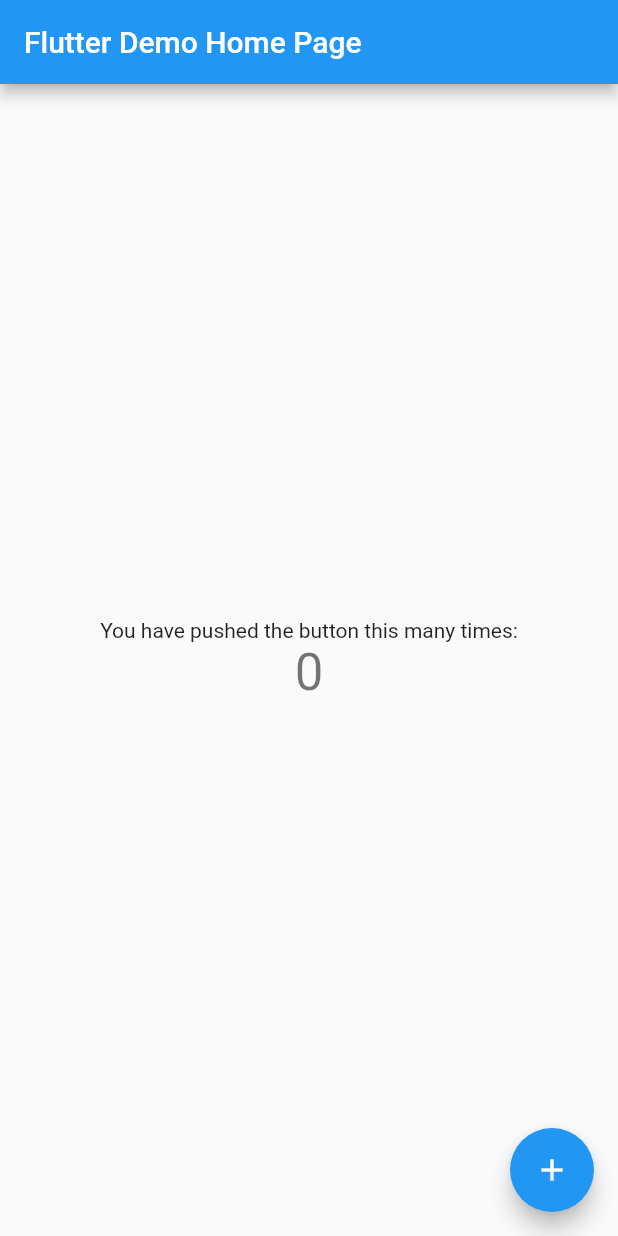
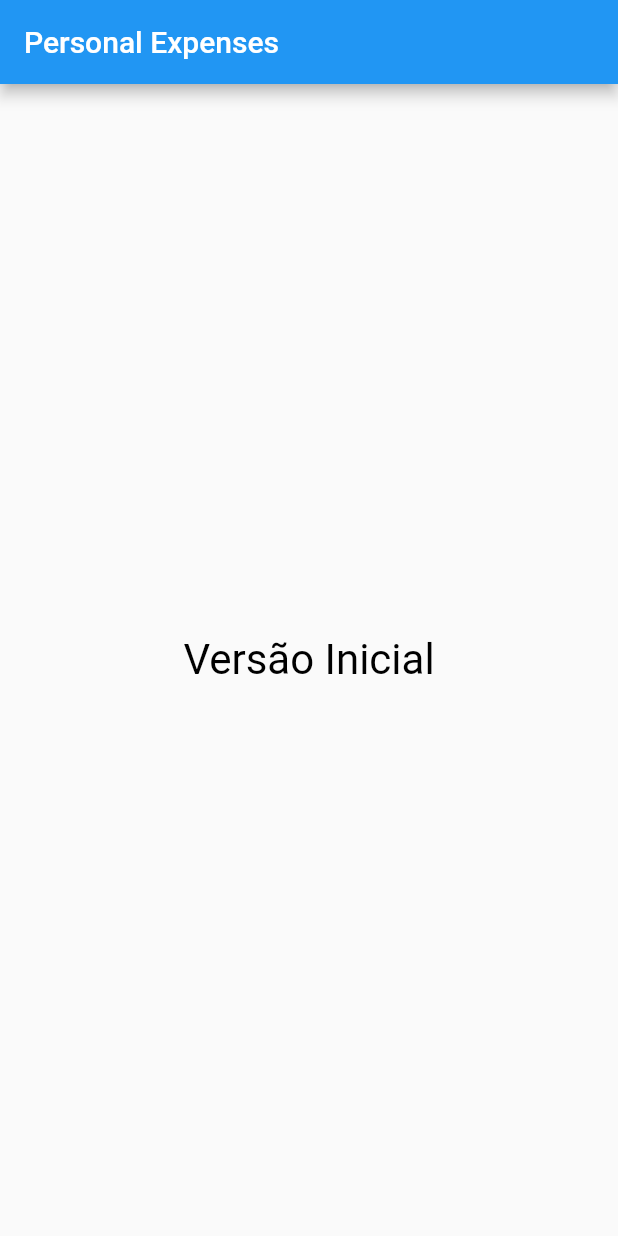
Before and after one commit to AdrielDev/personal_expenses, a Flutter app: the screen it shows after launch, on a phone screen of 412 x 824 dp. Run offline on Flutter 3.47's test engine with Material 2 defaults, Android fonts, the phone set to English and light mode, and no system bars.

```diff
--- a/lib/main.dart
+++ b/lib/main.dart
@@ -1,117 +1,32 @@
 import 'package:flutter/material.dart';
 
-void main() {
-  runApp(MyApp());
-}
+main() => runApp(ExpensesApp());
 
-class MyApp extends StatelessWidget {
-  // This widget is the root of your application.
+class ExpensesApp extends StatelessWidget {
   @override
   Widget build(BuildContext context) {
     return MaterialApp(
-      title: 'Flutter Demo',
-      theme: ThemeData(
-        // This is the theme of your application.
-        //
-        // Try running your application with "flutter run". You'll see the
-        // application has a blue toolbar. Then, without quitting the app, try
-        // changing the primarySwatch below to Colors.green and then invoke
-        // "hot reload" (press "r" in the console where you ran "flutter run",
-        // or simply save your changes to "hot reload" in a Flutter IDE).
-        // Notice that the counter didn't reset back to zero; the application
-        // is not restarted.
-        primarySwatch: Colors.blue,
-        // This makes the visual density adapt to the platform that you run
-        // the app on. For desktop platforms, the controls will be smaller and
-        // closer together (more dense) than on mobile platforms.
-        visualDensity: VisualDensity.adaptivePlatformDensity,
-      ),
-      home: MyHomePage(title: 'Flutter Demo Home Page'),
+      home: MyHomePage(),
     );
   }
 }
 
-class MyHomePage extends StatefulWidget {
-  MyHomePage({Key key, this.title}) : super(key: key);
-
-  // This widget is the home page of your application. It is stateful, meaning
-  // that it has a State object (defined below) that contains fields that affect
-  // how it looks.
-
-  // This class is the configuration for the state. It holds the values (in this
-  // case the title) provided by the parent (in this case the App widget) and
-  // used by the build method of the State. Fields in a Widget subclass are
-  // always marked "final".
-
-  final String title;
-
-  @override
-  _MyHomePageState createState() => _MyHomePageState();
-}
-
-class _MyHomePageState extends State<MyHomePage> {
-  int _counter = 0;
-
-  void _incrementCounter() {
-    setState(() {
-      // This call to setState tells the Flutter framework that something has
-      // changed in this State, which causes it to rerun the build method below
-      // so that the display can reflect the updated values. If we changed
-      // _counter without calling setState(), then the build method would not be
-      // called again, and so nothing would appear to happen.
-      _counter++;
-    });
-  }
-
+class MyHomePage extends StatelessWidget {
   @override
   Widget build(BuildContext context) {
-    // This method is rerun every time setState is called, for instance as done
-    // by the _incrementCounter method above.
-    //
-    // The Flutter framework has been optimized to make rerunning build methods
-    // fast, so that you can just rebuild anything that needs updating rather
-    // than having to individually change instances of widgets.
     return Scaffold(
       appBar: AppBar(
-        // Here we take the value from the MyHomePage object that was created by
-        // the App.build method, and use it to set our appbar title.
-        title: Text(widget.title),
+        title: Text('Personal Expenses'),
       ),
       body: Center(
-        // Center is a layout widget. It takes a single child and positions it
-        // in the middle of the parent.
-        child: Column(
-          // Column is also a layout widget. It takes a list of children and
-          // arranges them vertically. By default, it sizes itself to fit its
-          // children horizontally, and tries to be as tall as its parent.
-          //
-          // Invoke "debug painting" (press "p" in the console, choose the
-          // "Toggle Debug Paint" action from the Flutter Inspector in Android
-          // Studio, or the "Toggle Debug Paint" command in Visual Studio Code)
-          // to see the wireframe for each widget.
-          //
-          // Column has various properties to control how it sizes itself and
-          // how it positions its children. Here we use mainAxisAlignment to
-          // center the children vertically; the main axis here is the vertical
-          // axis because Columns are vertical (the cross axis would be
-          // horizontal).
-          mainAxisAlignment: MainAxisAlignment.center,
-          children: <Widget>[
-            Text(
-              'You have pushed the button this many times:',
-            ),
-            Text(
-              '$_counter',
-              style: Theme.of(context).textTheme.headline4,
-            ),
-          ],
+        child: Text(
+          'Versão Inicial',
+          style: TextStyle(
+            fontSize: 28,
+            color: Colors.black,
+          ),
         ),
       ),
-      floatingActionButton: FloatingActionButton(
-        onPressed: _incrementCounter,
-        tooltip: 'Increment',
-        child: Icon(Icons.add),
-      ), // This trailing comma makes auto-formatting nicer for build methods.
     );
   }
 }
```
Also changed, not shown: 2 other files.
